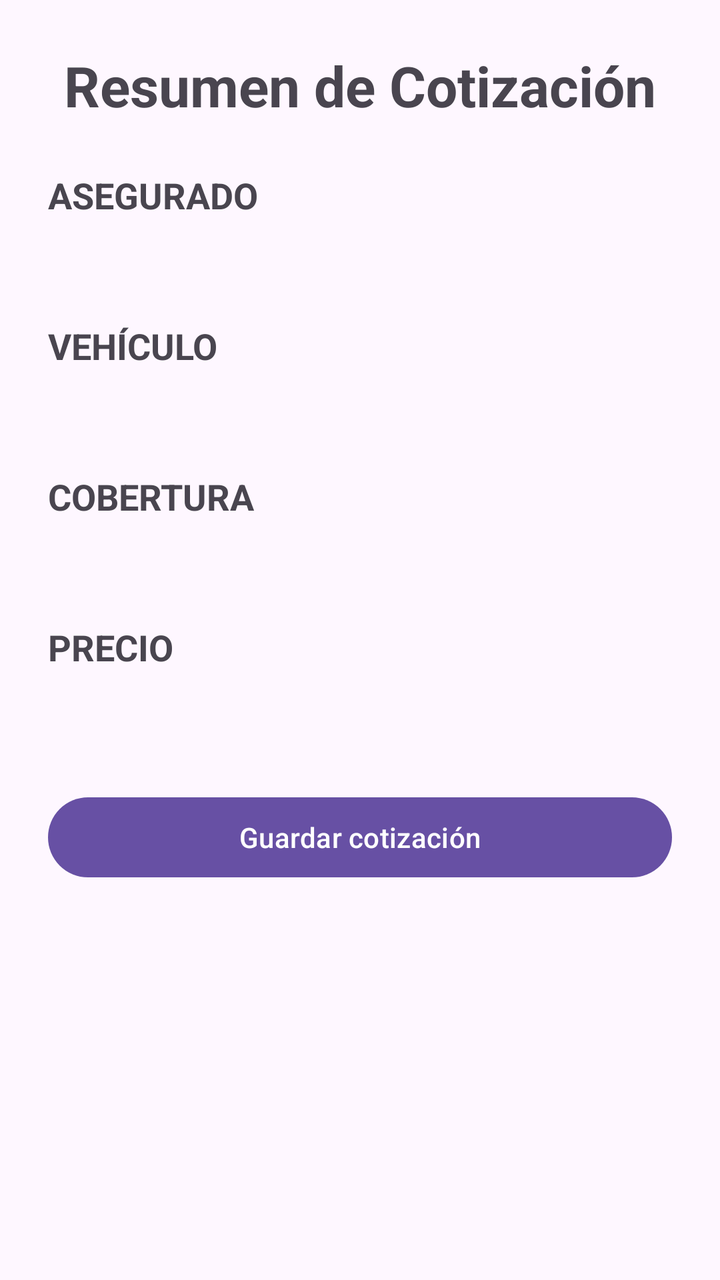
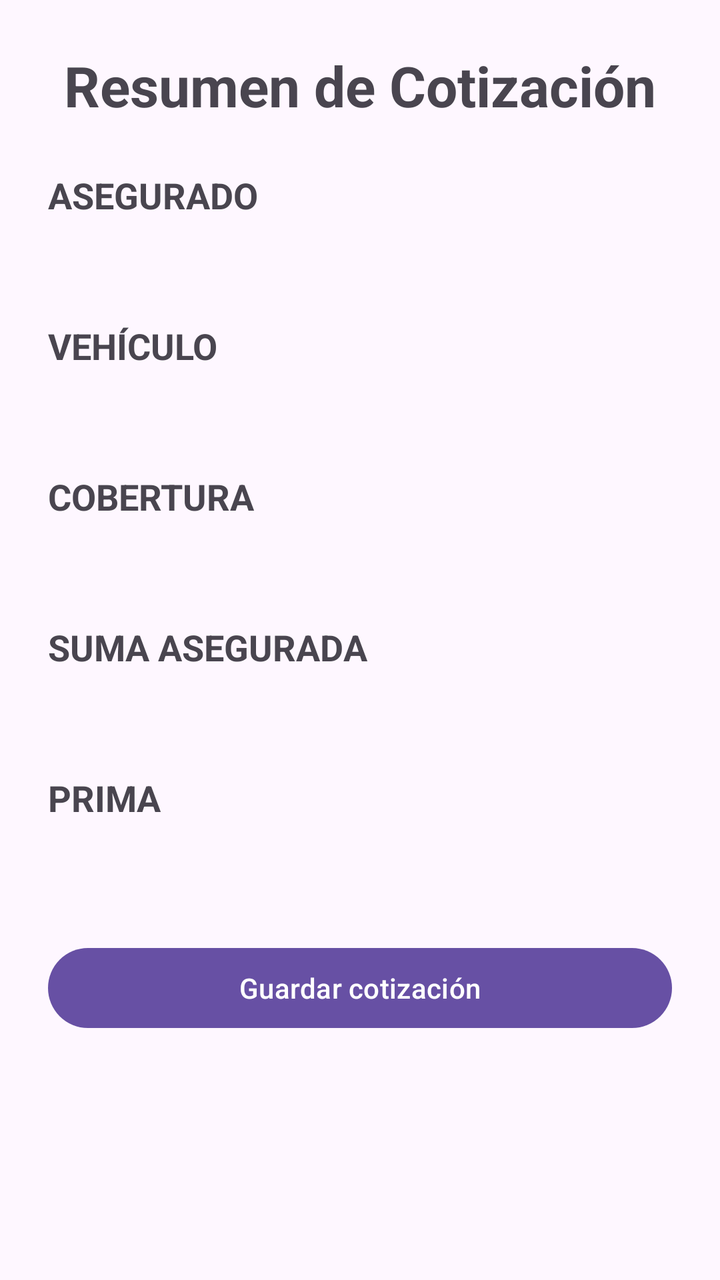

Compare the two renders of this Android layout. The source of the first and the diff that turns it into the second are given below.
<!-- AndroidManifest.xml: application theme Theme.CotizadorSeguros -->
<!-- res/layout/activity_resumen.xml -->
<?xml version="1.0" encoding="utf-8"?>
<androidx.constraintlayout.widget.ConstraintLayout
    xmlns:android="http://schemas.android.com/apk/res/android"
    xmlns:app="http://schemas.android.com/apk/res-auto"
    xmlns:tools="http://schemas.android.com/tools"
    android:id="@+id/main"
    android:layout_width="match_parent"
    android:layout_height="match_parent"
    tools:context=".ResumenActivity">

    <ScrollView
        android:layout_width="0dp"
        android:layout_height="0dp"
        android:fillViewport="true"
        app:layout_constraintTop_toTopOf="parent"
        app:layout_constraintBottom_toBottomOf="parent"
        app:layout_constraintStart_toStartOf="parent"
        app:layout_constraintEnd_toEndOf="parent">

        <LinearLayout
            android:layout_width="match_parent"
            android:layout_height="wrap_content"
            android:orientation="vertical"
            android:padding="24dp">

            <TextView
                android:layout_width="match_parent"
                android:layout_height="wrap_content"
                android:text="Resumen de Cotización"
                android:textSize="28sp"
                android:textStyle="bold"
                android:gravity="center"
                android:layout_marginBottom="24dp" />

            <TextView
                android:layout_width="match_parent"
                android:layout_height="wrap_content"
                android:text="ASEGURADO"
                android:textStyle="bold"
                android:textSize="18sp" />

            <TextView
                android:id="@+id/txtResumenAsegurado"
                android:layout_width="match_parent"
                android:layout_height="wrap_content"
                android:layout_marginTop="8dp" />

            <TextView
                android:layout_width="match_parent"
                android:layout_height="wrap_content"
                android:text="VEHÍCULO"
                android:textStyle="bold"
                android:textSize="18sp"
                android:layout_marginTop="24dp" />

            <TextView
                android:id="@+id/txtResumenVehiculo"
                android:layout_width="match_parent"
                android:layout_height="wrap_content"
                android:layout_marginTop="8dp" />

            <TextView
                android:layout_width="match_parent"
                android:layout_height="wrap_content"
                android:text="COBERTURA"
                android:textStyle="bold"
                android:textSize="18sp"
                android:layout_marginTop="24dp" />

            <TextView
                android:id="@+id/txtResumenCobertura"
                android:layout_width="match_parent"
                android:layout_height="wrap_content"
                android:layout_marginTop="8dp" />

            <TextView
                android:layout_width="match_parent"
                android:layout_height="wrap_content"
                android:text="PRECIO"
                android:textStyle="bold"
                android:textSize="18sp"
                android:layout_marginTop="24dp" />

            <TextView
                android:id="@+id/txtResumenPrecio"
                android:layout_width="match_parent"
                android:layout_height="wrap_content"
                android:textSize="20sp"
                android:textStyle="bold"
                android:layout_marginTop="8dp" />

            <Button
                android:id="@+id/btnGuardarCotizacion"
                android:layout_width="match_parent"
                android:layout_height="wrap_content"
                android:text="Guardar cotización"
                android:layout_marginTop="24dp"
                android:onClick="guardarCotizacion" />
        </LinearLayout>

    </ScrollView>

</androidx.constraintlayout.widget.ConstraintLayout>
<!-- resources referenced by this layout -->
<resources>
  <style name="Theme.CotizadorSeguros" parent="Base.Theme.CotizadorSeguros" />
  <style name="Base.Theme.CotizadorSeguros" parent="Theme.Material3.DayNight.NoActionBar">
          
          
      </style>
</resources>

<!-- the commit's change to res/layout/activity_resumen.xml (unified diff, before → after) -->
@@ -73,21 +73,37 @@
                 android:layout_height="wrap_content"
                 android:layout_marginTop="8dp" />
 
+
             <TextView
                 android:layout_width="match_parent"
                 android:layout_height="wrap_content"
-                android:text="PRECIO"
+                android:text="SUMA ASEGURADA"
                 android:textStyle="bold"
                 android:textSize="18sp"
                 android:layout_marginTop="24dp" />
 
             <TextView
-                android:id="@+id/txtResumenPrecio"
+                android:id="@+id/txtResumenSumaAsegurada"
+                android:layout_width="match_parent"
+                android:layout_height="wrap_content"
+                android:layout_marginTop="8dp" />
+
+            <TextView
+                android:layout_width="match_parent"
+                android:layout_height="wrap_content"
+                android:text="PRIMA"
+                android:textStyle="bold"
+                android:textSize="18sp"
+                android:layout_marginTop="24dp" />
+
+            <TextView
+                android:id="@+id/txtResumenPrima"
                 android:layout_width="match_parent"
                 android:layout_height="wrap_content"
                 android:textSize="20sp"
                 android:textStyle="bold"
                 android:layout_marginTop="8dp" />
+
 
             <Button
                 android:id="@+id/btnGuardarCotizacion"
